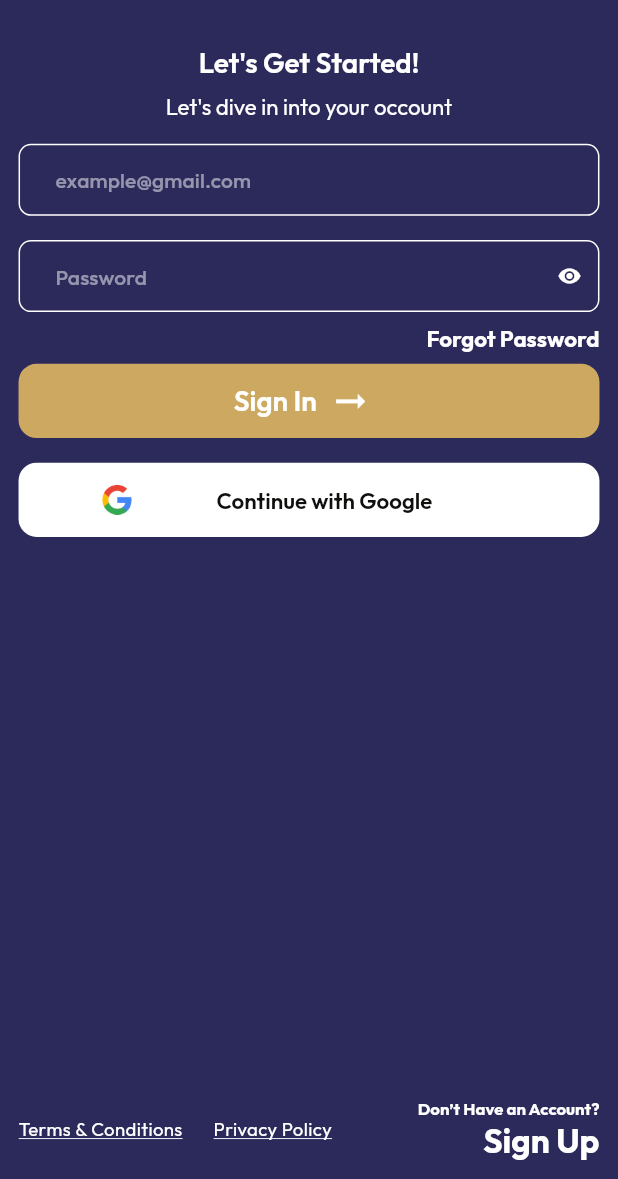
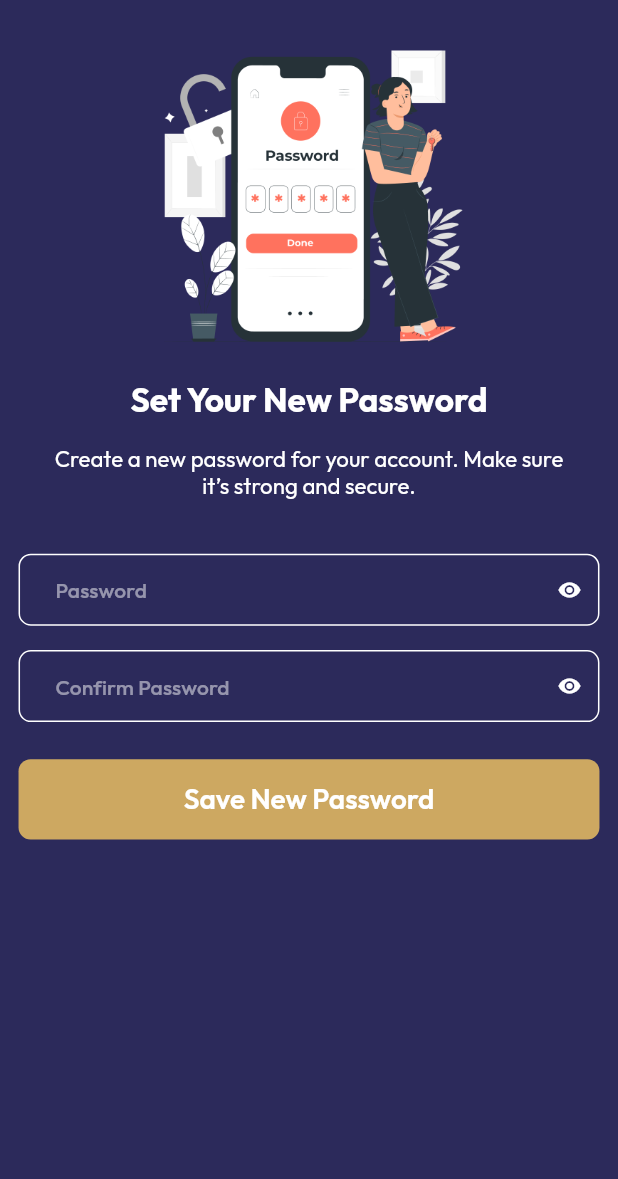
Before and after one commit to Irfanhossain909/tinnierenee12, a Flutter app: the screen it shows after launch, on a phone screen of 412 x 824 dp, the part 57-1236 px from its top. Run offline on Flutter 3.47's test engine with Material 3 defaults, Android fonts, the phone set to English and light mode, and no system bars; our stand-ins replace cached_network_image, device_preview, flutter_cache_manager, get, skeletonizer.

Commit message:
Add Create Password screen and update routing to set it as the initial route

```diff
--- a/lib/routes/app_routes.dart
+++ b/lib/routes/app_routes.dart
@@ -11,5 +11,6 @@ class AppRoutes {
 
   final String signInScreen = "/sign-in-screen";
   final String forgetPassScreen = "/forget-pass-screen";
+  final String createNewScreen = "/create-new-screen";
 
 }
--- a/lib/routes/app_routes_file.dart
+++ b/lib/routes/app_routes_file.dart
@@ -1,5 +1,6 @@
 import 'package:get/get.dart';
 import 'package:tinnierenee12/routes/app_routes.dart';
+import 'package:tinnierenee12/screen/auth/create_your_password_screen/create_your_password_screen.dart';
 import 'package:tinnierenee12/screen/auth/forget_pass_screen/forget_pass_screen.dart';
 import 'package:tinnierenee12/screen/auth/sign_in_screen/sign_in_screen.dart';
 
@@ -22,4 +23,9 @@ List<GetPage> appRootRoutesFile = <GetPage>[
     // binding: SplashScreenBinding(),
     page: () => const ForgetPassScreen(),
   ),
+  GetPage(
+    name: AppRoutes.instance.createNewScreen,
+    // binding: SplashScreenBinding(),
+    page: () => const CreatePasswordScreen(),
+  ),
 ];
--- a/lib/screen/auth/create_your_password_screen/create_your_password_screen.dart
+++ b/lib/screen/auth/create_your_password_screen/create_your_password_screen.dart
@@ -1,90 +1,96 @@
-// import 'package:flutter/material.dart';
-// import 'package:get/get.dart';
-// import 'package:loyalty_customer/const/app_color.dart';
-// import 'package:loyalty_customer/const/assets_icons_path.dart';
-// import 'package:loyalty_customer/routes/app_routes.dart';
-// import 'package:loyalty_customer/utils/app_size.dart';
-// import 'package:loyalty_customer/widget/app_button/app_button.dart';
-// import 'package:loyalty_customer/widget/app_image/app_image.dart';
-// import 'package:loyalty_customer/widget/app_input/app_input_widget_two.dart';
-// import 'package:loyalty_customer/widget/app_log/gap.dart';
-// import 'package:loyalty_customer/widget/app_text/app_text.dart';
+import 'package:flutter/material.dart';
+import 'package:tinnierenee12/const/app_color.dart';
+import 'package:tinnierenee12/const/assets_icons_path.dart';
+import 'package:tinnierenee12/utils/app_size.dart';
+import 'package:tinnierenee12/widget/app_button/app_button.dart';
+import 'package:tinnierenee12/widget/app_image/app_image.dart';
+import 'package:tinnierenee12/widget/app_input/app_input_widget_two.dart';
+import 'package:tinnierenee12/widget/app_log/gap.dart';
+import 'package:tinnierenee12/widget/app_text/app_text.dart';
 
-// class CreatePasswordScreen extends StatelessWidget {
-//   const CreatePasswordScreen({super.key});
+class CreatePasswordScreen extends StatelessWidget {
+  const CreatePasswordScreen({super.key});
 
-//   @override
-//   Widget build(BuildContext context) {
-//     return Scaffold(
-//       backgroundColor: AppColor.surfacePrimaryLight,
-//       body: Column(
-//         spacing: AppSize.size.height * 0.02,
-//         children: [
-//           Stack(
-//             children: [
-//               AppImage(path: AssetsPath.backgroundImage),
+  @override
+  Widget build(BuildContext context) {
+    return Scaffold(
+      appBar: AppBar(
+        leading: Padding(
+          padding: EdgeInsets.all(18),
+          child: AppImage(
+            width: AppSize.width(value: 18),
+            height: AppSize.width(value: 18),
+            path: AssetsPath.arrowBack,
+            iconColor: AppColor.white,
+          ),
+        ),
+      ),
+      body: Column(
+        spacing: AppSize.size.height * 0.02,
+        children: [
+          AppImage(
+            width: AppSize.width(value: 200),
+            height: AppSize.width(value: 200),
+            path: AssetsPath.authImg,
+          ),
 
-//               Positioned(
-//                 top: AppSize.size.height * 0.07,
-//                 left: 0,
-//                 right: 0, // Ensure that it's horizontally centered
-//                 child: Center(
-//                   // Center the text horizontally
-//                   child: AppImage(
-//                     width: AppSize.width(value: 230),
-//                     height: AppSize.width(value: 230),
-//                     path: AssetsPath.authImage,
-//                   ),
-//                 ),
-//               ),
-//             ],
-//           ),
+          AppText(
+            data: "Set Your New Password",
+            fontSize: AppSize.width(value: 22),
+            fontWeight: FontWeight.w700,
+            color: AppColor.white,
+          ),
 
-//           AppText(
-//             data: "Create Your Password",
-//             fontSize: AppSize.width(value: 30),
-//             fontWeight: FontWeight.w700,
-//             color: AppColor.button4Dark,
-//           ),
+          Padding(
+            padding: EdgeInsets.symmetric(horizontal: AppSize.width(value: 30)),
+            child: AppText(
+              data:
+                  "Create a new password for your account. Make sure it’s strong and secure.",
+              textAlign: TextAlign.center,
+              fontSize: AppSize.width(value: 16),
+              fontWeight: FontWeight.w400,
+              color: AppColor.white,
+            ),
+          ),
 
-//           AppText(
-//             data: "Choose a strong password to secure your new account.",
-//             textAlign: TextAlign.center,
-//             fontSize: AppSize.width(value: 16),
-//             fontWeight: FontWeight.w400,
-//             color: AppColor.button4Dark,
-//           ),
+          Padding(
+            padding: EdgeInsets.all(AppSize.width(value: 12)),
 
-//           Padding(
-//             padding: EdgeInsets.all(AppSize.width(value: 12)),
+            child: Column(
+              spacing: AppSize.size.height * 0.01,
+              children: [
+                AppInputWidgetTwo(
+                  borderRadius: AppSize.width(value: 8),
+                  contentPadding: EdgeInsets.symmetric(
+                    horizontal: AppSize.width(value: 20),
+                  ),
+                  isPassWord: true,
+                  hintText: "Password",
+                  fillColor: AppColor.purple,
+                ),
+                AppInputWidgetTwo(
+                  borderRadius: AppSize.width(value: 8),
+                  contentPadding: EdgeInsets.symmetric(
+                    horizontal: AppSize.width(value: 20),
+                  ),
+                  isPassWord: true,
+                  hintText: "Confirm Password",
+                  fillColor: AppColor.purple,
+                ),
+                Gap(height: AppSize.width(value: 12)),
 
-//             child: Column(
-//               spacing: AppSize.size.height * 0.01,
-//               children: [
-//                 AppInputWidgetTwo(
-//                   borderRadius: 30,
-//                   hintText: "Password",
-//                   isPassWord: true,
-//                 ),
-//                 AppInputWidgetTwo(
-//                   isPassWord: true,
-//                   borderRadius: 30,
-//                   hintText: "Confirm Password",
-//                 ),
-//                 Gap(height: AppSize.width(value: 12)),
-
-//                 AppButton(
-//                   onTap: () {
-//                     Get.toNamed(AppRoutes.instance.verifyOtpScreen);
-//                   },
-//                   title: "Set Password",
-//                   borderRadius: BorderRadius.circular(30),
-//                 ),
-//               ],
-//             ),
-//           ),
-//         ],
-//       ),
-//     );
-//   }
-// }
+                AppButton(
+                  onTap: () {
+                    // Get.toNamed(AppRoutes.instance.verifyOtpScreen);
+                  },
+                  title: "Save New Password",
+                  titleSize: AppSize.width(value: 18),
+                ),
+              ],
+            ),
+          ),
+        ],
+      ),
+    );
+  }
+}
--- a/lib/screen/my_app.dart
+++ b/lib/screen/my_app.dart
@@ -17,7 +17,7 @@ class MyApp extends StatelessWidget {
       debugShowCheckedModeBanner: false,
       title: 'Flutter Demo',
       // initialRoute: AppRoutes.instance.initial,
-      initialRoute: AppRoutes.instance.signInScreen,
+      initialRoute: AppRoutes.instance.createNewScreen,
       getPages: appRootRoutesFile,
       enableLog: true,
       defaultTransition: Transition.native,
```
